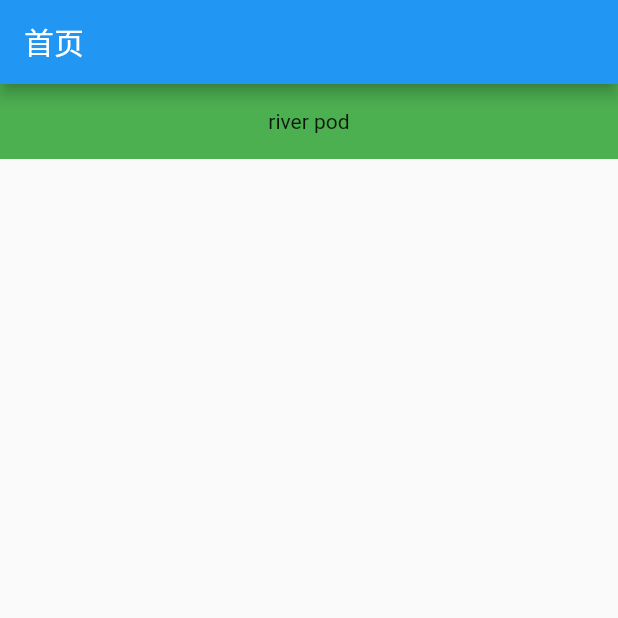
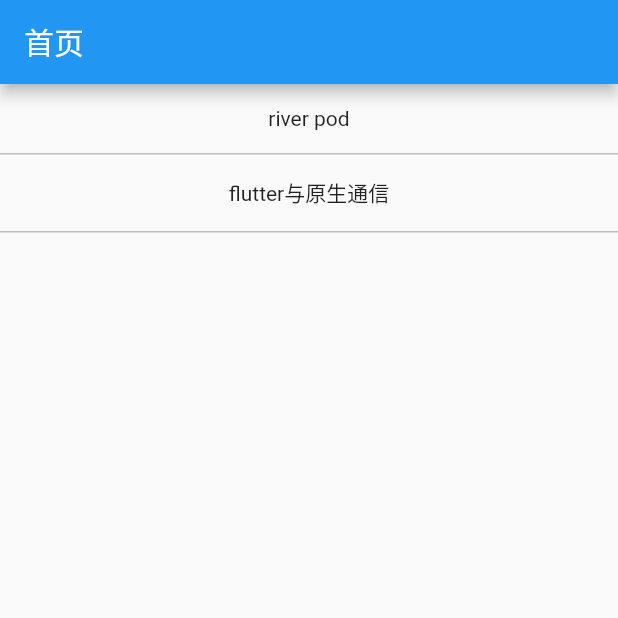
Before and after one commit to yongshengdev/hello_flutter, a Flutter app: the screen it shows after launch, on a phone screen of 412 x 824 dp, the top half of it. Run offline on Flutter 3.47's test engine with Material 2 defaults, Android fonts, the phone set to English and light mode, and no system bars; our stand-ins replace flutter_riverpod, flutter_smart_dialog.

Commit message:
feat: 通信

```diff
--- a/lib/main.dart
+++ b/lib/main.dart
@@ -1,16 +1,9 @@
 import 'package:flutter/material.dart';
 import 'package:flutter_riverpod/flutter_riverpod.dart';
+import 'package:flutter_smart_dialog/flutter_smart_dialog.dart';
+import 'package:hello_flutter/native_contact/native_contact_page.dart';
 import 'package:hello_flutter/riverpod/river_pod_page.dart';
-
-// 1. Provider
-final Provider<String> helloWorldProvider = Provider((_) => "hello world");
-// 2. StateProvider
-final StateProvider<int> countProvider = StateProvider((_) => 0);
-// 3. FutureProvider
-final FutureProvider<String> futureProvider = FutureProvider((_) async {
-  await Future.delayed(const Duration(seconds: 3));
-  return 'Riverpod';
-});
+import 'package:hello_flutter/utils/widget_util.dart';
 
 void main() {
   // 所有使用Riverpod的Flutter程序，都必须在widget tree的根部添加ProviderScope，用于储存各个provider
@@ -28,6 +21,8 @@ class MyApp extends StatelessWidget {
         primarySwatch: Colors.blue,
       ),
       home: const MyHomePage(title: '首页'),
+      navigatorObservers: [FlutterSmartDialog.observer],
+      builder: FlutterSmartDialog.init(),
     );
   }
 }
@@ -49,15 +44,10 @@ class _MyHomePageState extends State<MyHomePage> {
           title: Text(widget.title),
         ),
         body: Column(mainAxisAlignment: MainAxisAlignment.start, children: <Widget>[
-          GestureDetector(
-              child: Container(
-                height: 50,
-                decoration: const BoxDecoration(color: Colors.green),
-                child: const Center(
-                  child: Text("river pod"),
-                ),
-              ),
-              onTap: () => {Navigator.push(context, MaterialPageRoute(builder: (BuildContext context) => const RiverPodPage()))})
+          WidgetUtil.generateRow(
+              "river pod", () => {Navigator.push(context, MaterialPageRoute(builder: (BuildContext context) => const RiverPodPage()))}),
+          WidgetUtil.generateRow(
+              "flutter与原生通信", () => {Navigator.push(context, MaterialPageRoute(builder: (BuildContext context) => const NativeContactPage()))})
         ]));
   }
 }
--- /dev/null
+++ b/lib/native_contact/method_channel_page.dart
@@ -0,0 +1,26 @@
+import 'package:flutter/material.dart';
+import 'package:flutter_smart_dialog/flutter_smart_dialog.dart';
+import 'package:hello_flutter/utils/widget_util.dart';
+
+class MethodChannelPage extends StatefulWidget {
+  const MethodChannelPage({super.key});
+
+  @override
+  State<StatefulWidget> createState() => _MethodChannelState();
+}
+
+class _MethodChannelState extends State<MethodChannelPage> {
+  @override
+  Widget build(BuildContext context) {
+    return Scaffold(
+        appBar: AppBar(title: const Text("method channel")),
+        body: Column(children: [
+          WidgetUtil.generateRow("flutter调用原生", () {
+            SmartDialog.showToast("flutter调用原生");
+          }),
+          WidgetUtil.generateRow("原生调用flutter", () {
+            SmartDialog.showToast("原生调用flutter");
+          }),
+        ]));
+  }
+}
--- /dev/null
+++ b/lib/res/resources.dart
@@ -0,0 +1,5 @@
+import 'package:flutter/material.dart';
+
+class Resources{
+  static const Color divider = Color(0xFFBEBEBE);
+}
--- /dev/null
+++ b/lib/utils/widget_util.dart
@@ -0,0 +1,14 @@
+import 'package:flutter/material.dart';
+import 'package:hello_flutter/res/resources.dart';
+
+class WidgetUtil {
+  /// 生成一行
+  static Widget generateRow(String text, GestureTapCallback onTap) {
+    return GestureDetector(
+        onTap: onTap,
+        child: Column(children: [
+          Container(padding: const EdgeInsets.all(15), child: Text(text)),
+          Container(height: 1, decoration: const BoxDecoration(color: Resources.divider))
+        ]));
+  }
+}
--- a/pubspec.yaml
+++ b/pubspec.yaml
@@ -37,6 +37,8 @@ dependencies:
   cupertino_icons: ^1.0.2
   # 状态管理
   flutter_riverpod: ^2.1.1
+  # 弹框
+  flutter_smart_dialog: ^4.8.2+4
 
 dev_dependencies:
   flutter_test:
```
Also changed, not shown: lib/native_contact/native_contact_page.dart (added, +28 -0 lines), lib/riverpod/river_pod_page.dart (+9 -1 lines), pubspec.lock.
